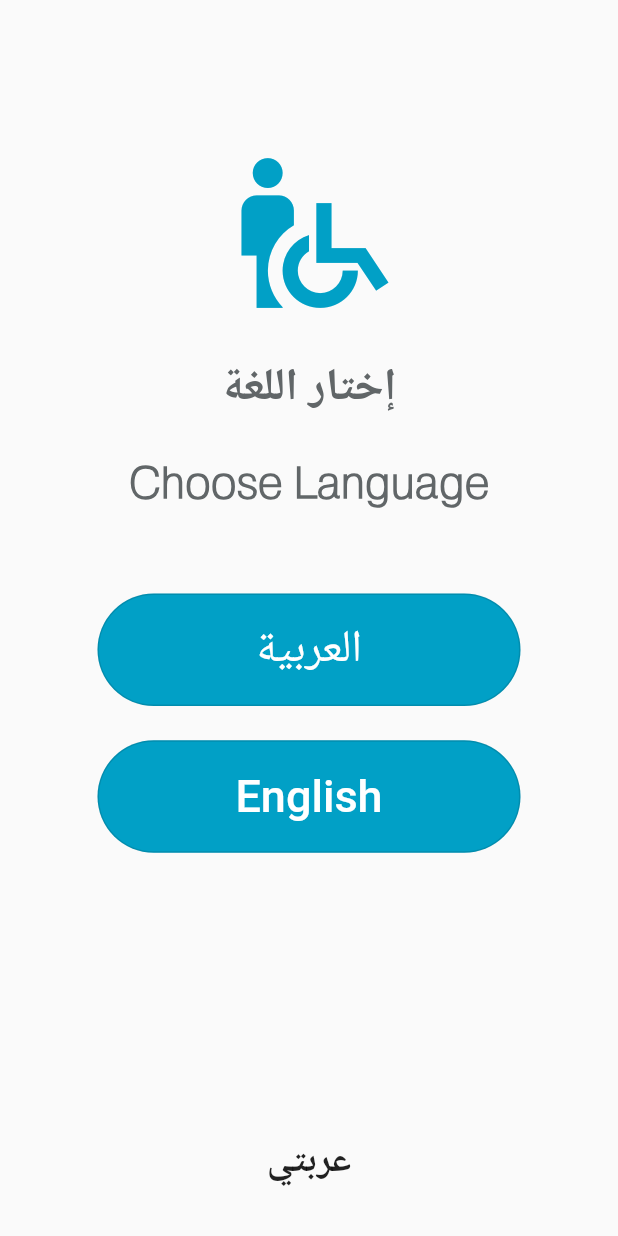
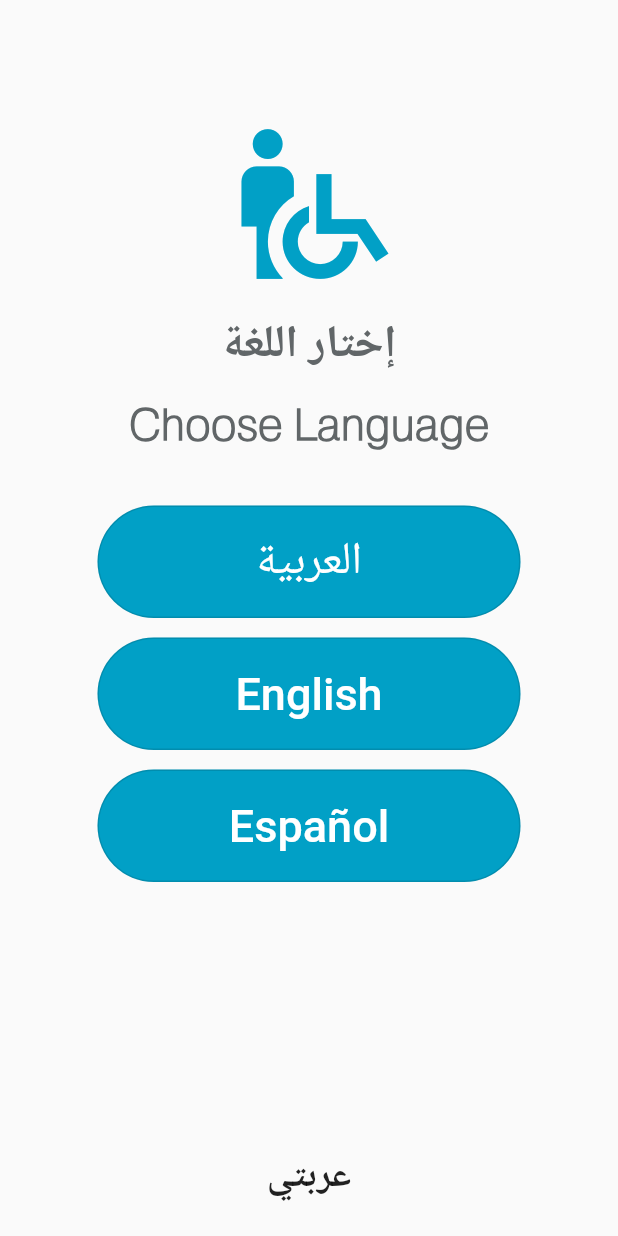
Before and after one commit to mohdaim996/Arabaty, a Flutter app: the screen it shows after launch, on a phone screen of 412 x 824 dp. Run offline on Flutter 3.47's test engine with Material 2 defaults, Android fonts, the phone set to English and light mode, and no system bars.

Commit message:
lang btn spanish

```diff
--- a/lib/homePage.dart
+++ b/lib/homePage.dart
@@ -28,6 +28,7 @@ class _MyHomePageState extends State<MyHomePage> {
         ),
         langButton(r'العربية'),
         langButton('English'),
+        langButton(r'Español'),
         Container(
           margin: EdgeInsets.only(bottom: 10),
           alignment: Alignment.bottomCenter,
```
